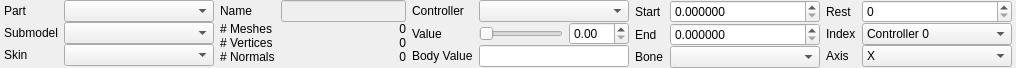
First picture: the form in src/hlam/plugins/halflife/studiomodel/ui/dockpanels/BodyPartsPanel.ui, repository SamVanheer/HalfLifeAssetManager, before the edit.
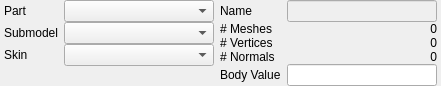
Second picture: the form after the edit.

Commit message: Split body parts panel into body parts and bone controllers

Patch:
```diff
--- a/src/hlam/plugins/halflife/studiomodel/ui/dockpanels/BodyPartsPanel.ui
+++ b/src/hlam/plugins/halflife/studiomodel/ui/dockpanels/BodyPartsPanel.ui
@@ -6,8 +6,8 @@
    <rect>
     <x>0</x>
     <y>0</y>
-    <width>995</width>
-    <height>64</height>
+    <width>427</width>
+    <height>81</height>
    </rect>
   </property>
   <property name="windowTitle">
@@ -158,6 +158,19 @@
      <property name="verticalSpacing">
       <number>0</number>
      </property>
+     <item row="5" column="0" colspan="2">
+      <spacer name="verticalSpacer_2">
+       <property name="orientation">
+        <enum>Qt::Vertical</enum>
+       </property>
+       <property name="sizeHint" stdset="0">
+        <size>
+         <width>20</width>
+         <height>0</height>
+        </size>
+       </property>
+      </spacer>
+     </item>
      <item row="3" column="0">
       <widget class="QLabel" name="label_16">
        <property name="sizePolicy">
@@ -171,33 +184,26 @@
        </property>
       </widget>
      </item>
-     <item row="0" column="1">
-      <widget class="QLineEdit" name="ModelName">
-       <property name="enabled">
-        <bool>false</bool>
-       </property>
-       <property name="sizePolicy">
-        <sizepolicy hsizetype="Preferred" vsizetype="Fixed">
-         <horstretch>0</horstretch>
-         <verstretch>0</verstretch>
-        </sizepolicy>
-       </property>
-       <property name="minimumSize">
-        <size>
-         <width>125</width>
-         <height>0</height>
-        </size>
-       </property>
-       <property name="maximumSize">
-        <size>
-         <width>16777215</width>
-         <height>16777215</height>
-        </size>
-       </property>
-      </widget>
-     </item>
      <item row="2" column="1">
       <widget class="QLabel" name="VertexCountLabel">
+       <property name="sizePolicy">
+        <sizepolicy hsizetype="Fixed" vsizetype="Preferred">
+         <horstretch>0</horstretch>
+         <verstretch>0</verstretch>
+        </sizepolicy>
+       </property>
+       <property name="minimumSize">
+        <size>
+         <width>150</width>
+         <height>0</height>
+        </size>
+       </property>
+       <property name="maximumSize">
+        <size>
+         <width>150</width>
+         <height>16777215</height>
+        </size>
+       </property>
        <property name="text">
         <string>0</string>
        </property>
@@ -219,29 +225,6 @@
        </property>
       </widget>
      </item>
-     <item row="2" column="0">
-      <widget class="QLabel" name="label_15">
-       <property name="sizePolicy">
-        <sizepolicy hsizetype="Fixed" vsizetype="Preferred">
-         <horstretch>0</horstretch>
-         <verstretch>0</verstretch>
-        </sizepolicy>
-       </property>
-       <property name="text">
-        <string># Vertices</string>
-       </property>
-      </widget>
-     </item>
-     <item row="1" column="1">
-      <widget class="QLabel" name="MeshCountLabel">
-       <property name="text">
-        <string>0</string>
-       </property>
-       <property name="alignment">
-        <set>Qt::AlignRight|Qt::AlignTrailing|Qt::AlignVCenter</set>
-       </property>
-      </widget>
-     </item>
      <item row="1" column="0">
       <widget class="QLabel" name="label_14">
        <property name="sizePolicy">
@@ -257,51 +240,99 @@
      </item>
      <item row="3" column="1">
       <widget class="QLabel" name="NormalCountLabel">
-       <property name="text">
-        <string>0</string>
-       </property>
-       <property name="alignment">
-        <set>Qt::AlignRight|Qt::AlignTrailing|Qt::AlignVCenter</set>
-       </property>
-      </widget>
-     </item>
-     <item row="4" column="0" colspan="2">
-      <spacer name="verticalSpacer_2">
-       <property name="orientation">
-        <enum>Qt::Vertical</enum>
-       </property>
-       <property name="sizeHint" stdset="0">
-        <size>
-         <width>20</width>
-         <height>0</height>
-        </size>
-       </property>
-      </spacer>
-     </item>
-    </layout>
-   </item>
-   <item>
-    <layout class="QGridLayout" name="gridLayout_6">
-     <property name="leftMargin">
-      <number>0</number>
-     </property>
-     <property name="verticalSpacing">
-      <number>0</number>
-     </property>
-     <item row="1" column="0">
-      <widget class="QLabel" name="label_5">
        <property name="sizePolicy">
         <sizepolicy hsizetype="Fixed" vsizetype="Preferred">
          <horstretch>0</horstretch>
          <verstretch>0</verstretch>
         </sizepolicy>
        </property>
+       <property name="minimumSize">
+        <size>
+         <width>150</width>
+         <height>0</height>
+        </size>
+       </property>
+       <property name="maximumSize">
+        <size>
+         <width>150</width>
+         <height>16777215</height>
+        </size>
+       </property>
        <property name="text">
-        <string>Value</string>
+        <string>0</string>
+       </property>
+       <property name="alignment">
+        <set>Qt::AlignRight|Qt::AlignTrailing|Qt::AlignVCenter</set>
        </property>
       </widget>
      </item>
      <item row="2" column="0">
+      <widget class="QLabel" name="label_15">
+       <property name="sizePolicy">
+        <sizepolicy hsizetype="Fixed" vsizetype="Preferred">
+         <horstretch>0</horstretch>
+         <verstretch>0</verstretch>
+        </sizepolicy>
+       </property>
+       <property name="text">
+        <string># Vertices</string>
+       </property>
+      </widget>
+     </item>
+     <item row="0" column="1">
+      <widget class="QLineEdit" name="ModelName">
+       <property name="enabled">
+        <bool>false</bool>
+       </property>
+       <property name="sizePolicy">
+        <sizepolicy hsizetype="Fixed" vsizetype="Fixed">
+         <horstretch>0</horstretch>
+         <verstretch>0</verstretch>
+        </sizepolicy>
+       </property>
+       <property name="minimumSize">
+        <size>
+         <width>150</width>
+         <height>0</height>
+        </size>
+       </property>
+       <property name="maximumSize">
+        <size>
+         <width>150</width>
+         <height>16777215</height>
+        </size>
+       </property>
+      </widget>
+     </item>
+     <item row="1" column="1">
+      <widget class="QLabel" name="MeshCountLabel">
+       <property name="sizePolicy">
+        <sizepolicy hsizetype="Fixed" vsizetype="Preferred">
+         <horstretch>0</horstretch>
+         <verstretch>0</verstretch>
+        </sizepolicy>
+       </property>
+       <property name="minimumSize">
+        <size>
+         <width>150</width>
+         <height>0</height>
+        </size>
+       </property>
+       <property name="maximumSize">
+        <size>
+         <width>150</width>
+         <height>16777215</height>
+        </size>
+       </property>
+       <property name="text">
+        <string>0</string>
+       </property>
+       <property name="alignment">
+        <set>Qt::AlignRight|Qt::AlignTrailing|Qt::AlignVCenter</set>
+       </property>
+      </widget>
+     </item>
+     <item row="4" column="0">
       <widget class="QLabel" name="label_6">
        <property name="sizePolicy">
         <sizepolicy hsizetype="Fixed" vsizetype="Preferred">
@@ -314,23 +345,23 @@
        </property>
       </widget>
      </item>
-     <item row="2" column="1" colspan="2">
+     <item row="4" column="1">
       <widget class="QLineEdit" name="BodyValue">
        <property name="sizePolicy">
-        <sizepolicy hsizetype="Preferred" vsizetype="Fixed">
+        <sizepolicy hsizetype="Fixed" vsizetype="Fixed">
          <horstretch>0</horstretch>
          <verstretch>0</verstretch>
         </sizepolicy>
        </property>
        <property name="minimumSize">
         <size>
-         <width>0</width>
+         <width>150</width>
          <height>0</height>
         </size>
        </property>
        <property name="maximumSize">
         <size>
-         <width>16777215</width>
+         <width>150</width>
          <height>16777215</height>
         </size>
        </property>
@@ -342,447 +373,8 @@
        </property>
       </widget>
      </item>
-     <item row="0" column="0">
-      <widget class="QLabel" name="label_4">
-       <property name="sizePolicy">
-        <sizepolicy hsizetype="Fixed" vsizetype="Preferred">
-         <horstretch>0</horstretch>
-         <verstretch>0</verstretch>
-        </sizepolicy>
-       </property>
-       <property name="text">
-        <string>Controller</string>
-       </property>
-      </widget>
-     </item>
-     <item row="1" column="2">
-      <widget class="QDoubleSpinBox" name="BoneControllerValueSpinner">
-       <property name="sizePolicy">
-        <sizepolicy hsizetype="Fixed" vsizetype="Fixed">
-         <horstretch>0</horstretch>
-         <verstretch>0</verstretch>
-        </sizepolicy>
-       </property>
-       <property name="minimumSize">
-        <size>
-         <width>60</width>
-         <height>0</height>
-        </size>
-       </property>
-       <property name="maximumSize">
-        <size>
-         <width>60</width>
-         <height>16777215</height>
-        </size>
-       </property>
-       <property name="maximum">
-        <double>360.000000000000000</double>
-       </property>
-       <property name="value">
-        <double>0.000000000000000</double>
-       </property>
-      </widget>
-     </item>
-     <item row="1" column="1">
-      <widget class="QSlider" name="BoneControllerValueSlider">
-       <property name="sizePolicy">
-        <sizepolicy hsizetype="Preferred" vsizetype="Fixed">
-         <horstretch>0</horstretch>
-         <verstretch>0</verstretch>
-        </sizepolicy>
-       </property>
-       <property name="minimumSize">
-        <size>
-         <width>0</width>
-         <height>0</height>
-        </size>
-       </property>
-       <property name="maximumSize">
-        <size>
-         <width>16777215</width>
-         <height>16777215</height>
-        </size>
-       </property>
-       <property name="orientation">
-        <enum>Qt::Horizontal</enum>
-       </property>
-      </widget>
-     </item>
-     <item row="0" column="1" colspan="2">
-      <widget class="QComboBox" name="BoneControllers">
-       <property name="sizePolicy">
-        <sizepolicy hsizetype="Preferred" vsizetype="Fixed">
-         <horstretch>0</horstretch>
-         <verstretch>0</verstretch>
-        </sizepolicy>
-       </property>
-       <property name="minimumSize">
-        <size>
-         <width>150</width>
-         <height>0</height>
-        </size>
-       </property>
-       <property name="maximumSize">
-        <size>
-         <width>16777215</width>
-         <height>16777215</height>
-        </size>
-       </property>
-      </widget>
-     </item>
-     <item row="3" column="0" colspan="3">
-      <spacer name="verticalSpacer_3">
-       <property name="orientation">
-        <enum>Qt::Vertical</enum>
-       </property>
-       <property name="sizeHint" stdset="0">
-        <size>
-         <width>20</width>
-         <height>0</height>
-        </size>
-       </property>
-      </spacer>
-     </item>
     </layout>
    </item>
-   <item>
-    <widget class="QWidget" name="ControllerDataWidget" native="true">
-     <layout class="QHBoxLayout" name="ControllerDataLayout">
-      <property name="leftMargin">
-       <number>0</number>
-      </property>
-      <property name="topMargin">
-       <number>0</number>
-      </property>
-      <property name="rightMargin">
-       <number>0</number>
-      </property>
-      <property name="bottomMargin">
-       <number>0</number>
-      </property>
-      <item>
-       <layout class="QGridLayout" name="gridLayout_7">
-        <property name="leftMargin">
-         <number>0</number>
-        </property>
-        <property name="verticalSpacing">
-         <number>0</number>
-        </property>
-        <item row="0" column="0">
-         <widget class="QLabel" name="label_8">
-          <property name="sizePolicy">
-           <sizepolicy hsizetype="Fixed" vsizetype="Preferred">
-            <horstretch>0</horstretch>
-            <verstretch>0</verstretch>
-           </sizepolicy>
-          </property>
-          <property name="text">
-           <string>Start</string>
-          </property>
-         </widget>
-        </item>
-        <item row="2" column="0">
-         <widget class="QLabel" name="label_7">
-          <property name="text">
-           <string>Bone</string>
-          </property>
-         </widget>
-        </item>
-        <item row="1" column="0">
-         <widget class="QLabel" name="label_9">
-          <property name="sizePolicy">
-           <sizepolicy hsizetype="Fixed" vsizetype="Preferred">
-            <horstretch>0</horstretch>
-            <verstretch>0</verstretch>
-           </sizepolicy>
-          </property>
-          <property name="text">
-           <string>End</string>
-          </property>
-         </widget>
-        </item>
-        <item row="2" column="1">
-         <widget class="QComboBox" name="BoneControllerBone">
-          <property name="sizePolicy">
-           <sizepolicy hsizetype="Preferred" vsizetype="Fixed">
-            <horstretch>0</horstretch>
-            <verstretch>0</verstretch>
-           </sizepolicy>
-          </property>
-          <property name="minimumSize">
-           <size>
-            <width>150</width>
-            <height>0</height>
-           </size>
-          </property>
-          <property name="maximumSize">
-           <size>
-            <width>16777215</width>
-            <height>16777215</height>
-           </size>
-          </property>
-         </widget>
-        </item>
-        <item row="0" column="1">
-         <widget class="QDoubleSpinBox" name="BoneControllerStart">
-          <property name="sizePolicy">
-           <sizepolicy hsizetype="Preferred" vsizetype="Fixed">
-            <horstretch>0</horstretch>
-            <verstretch>0</verstretch>
-           </sizepolicy>
-          </property>
-          <property name="minimumSize">
-           <size>
-            <width>150</width>
-            <height>0</height>
-           </size>
-          </property>
-          <property name="maximumSize">
-           <size>
-            <width>16777215</width>
-            <height>16777215</height>
-           </size>
-          </property>
-          <property name="decimals">
-           <number>6</number>
-          </property>
-         </widget>
-        </item>
-        <item row="1" column="1">
-         <widget class="QDoubleSpinBox" name="BoneControllerEnd">
-          <property name="sizePolicy">
-           <sizepolicy hsizetype="Preferred" vsizetype="Fixed">
-            <horstretch>0</horstretch>
-            <verstretch>0</verstretch>
-           </sizepolicy>
-          </property>
-          <property name="minimumSize">
-           <size>
-            <width>150</width>
-            <height>0</height>
-           </size>
-          </property>
-          <property name="maximumSize">
-           <size>
-            <width>16777215</width>
-            <height>16777215</height>
-           </size>
-          </property>
-          <property name="decimals">
-           <number>6</number>
-          </property>
-         </widget>
-        </item>
-        <item row="3" column="0" colspan="2">
-         <spacer name="verticalSpacer_4">
-          <property name="orientation">
-           <enum>Qt::Vertical</enum>
-          </property>
-          <property name="sizeHint" stdset="0">
-           <size>
-            <width>20</width>
-            <height>0</height>
-           </size>
-          </property>
-         </spacer>
-        </item>
-       </layout>
-      </item>
-      <item>
-       <layout class="QGridLayout" name="gridLayout_8">
-        <property name="leftMargin">
-         <number>0</number>
-        </property>
-        <property name="verticalSpacing">
-         <number>0</number>
-        </property>
-        <item row="2" column="0">
-         <widget class="QLabel" name="label_12">
-          <property name="text">
-           <string>Axis</string>
-          </property>
-         </widget>
-        </item>
-        <item row="1" column="1">
-         <widget class="QComboBox" name="BoneControllerIndex">
-          <property name="sizePolicy">
-           <sizepolicy hsizetype="Preferred" vsizetype="Fixed">
-            <horstretch>0</horstretch>
-            <verstretch>0</verstretch>
-           </sizepolicy>
-          </property>
-          <property name="minimumSize">
-           <size>
-            <width>150</width>
-            <height>0</height>
-           </size>
-          </property>
-          <property name="maximumSize">
-           <size>
-            <width>16777215</width>
-            <height>16777215</height>
-           </size>
-          </property>
-          <item>
-           <property name="text">
-            <string>Controller 0</string>
-           </property>
-          </item>
-          <item>
-           <property name="text">
-            <string>Controller 1</string>
-           </property>
-          </item>
-          <item>
-           <property name="text">
-            <string>Controller 2</string>
-           </property>
-          </item>
-          <item>
-           <property name="text">
-            <string>Controller 3</string>
-           </property>
-          </item>
-          <item>
-           <property name="text">
-            <string>Mouth 0</string>
-           </property>
-          </item>
-          <item>
-           <property name="text">
-            <string>Mouth 1</string>
-           </property>
-          </item>
-          <item>
-           <property name="text">
-            <string>Mouth 2</string>
-           </property>
-          </item>
-          <item>
-           <property name="text">
-            <string>Mouth 3</string>
-           </property>
-          </item>
-         </widget>
-        </item>
-        <item row="0" column="0">
-         <widget class="QLabel" name="label_10">
-          <property name="sizePolicy">
-           <sizepolicy hsizetype="Fixed" vsizetype="Preferred">
-            <horstretch>0</horstretch>
-            <verstretch>0</verstretch>
-           </sizepolicy>
-          </property>
-          <property name="text">
-           <string>Rest</string>
-          </property>
-         </widget>
-        </item>
-        <item row="1" column="0">
-         <widget class="QLabel" name="label_11">
-          <property name="sizePolicy">
-           <sizepolicy hsizetype="Fixed" vsizetype="Preferred">
-            <horstretch>0</horstretch>
-            <verstretch>0</verstretch>
-           </sizepolicy>
-          </property>
-          <property name="text">
-           <string>Index</string>
-          </property>
-         </widget>
-        </item>
-        <item row="0" column="1">
-         <widget class="QSpinBox" name="BoneControllerRest">
-          <property name="sizePolicy">
-           <sizepolicy hsizetype="Preferred" vsizetype="Fixed">
-            <horstretch>0</horstretch>
-            <verstretch>0</verstretch>
-           </sizepolicy>
-          </property>
-          <property name="minimumSize">
-           <size>
-            <width>150</width>
-            <height>0</height>
-           </size>
-          </property>
-          <property name="maximumSize">
-           <size>
-            <width>16777215</width>
-            <height>16777215</height>
-           </size>
-          </property>
-         </widget>
-        </item>
-        <item row="2" column="1">
-         <widget class="QComboBox" name="BoneControllerBoneAxis">
-          <property name="sizePolicy">
-           <sizepolicy hsizetype="Preferred" vsizetype="Fixed">
-            <horstretch>0</horstretch>
-            <verstretch>0</verstretch>
-           </sizepolicy>
-          </property>
-          <property name="minimumSize">
-           <size>
-            <width>150</width>
-            <height>0</height>
-           </size>
-          </property>
-          <property name="maximumSize">
-           <size>
-            <width>16777215</width>
-            <height>16777215</height>
-           </size>
-          </property>
-          <item>
-           <property name="text">
-            <string>X</string>
-           </property>
-          </item>
-          <item>
-           <property name="text">
-            <string>Y</string>
-           </property>
-          </item>
-          <item>
-           <property name="text">
-            <string>Z</string>
-           </property>
-          </item>
-          <item>
-           <property name="text">
-            <string>XR</string>
-           </property>
-          </item>
-          <item>
-           <property name="text">
-            <string>XY</string>
-           </property>
-          </item>
-          <item>
-           <property name="text">
-            <string>XZ</string>
-           </property>
-          </item>
-         </widget>
-        </item>
-        <item row="3" column="0" colspan="2">
-         <spacer name="verticalSpacer_5">
-          <property name="orientation">
-           <enum>Qt::Vertical</enum>
-          </property>
-          <property name="sizeHint" stdset="0">
-           <size>
-            <width>20</width>
-            <height>0</height>
-           </size>
-          </property>
-         </spacer>
-        </item>
-       </layout>
-      </item>
-     </layout>
-    </widget>
-   </item>
   </layout>
  </widget>
  <resources/>
```
The commit also changes 7 other files.
